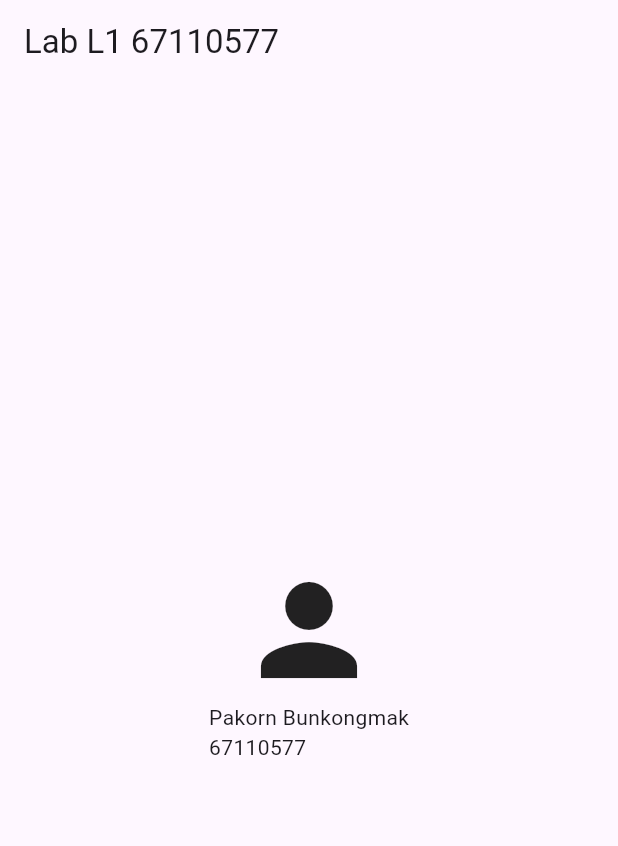
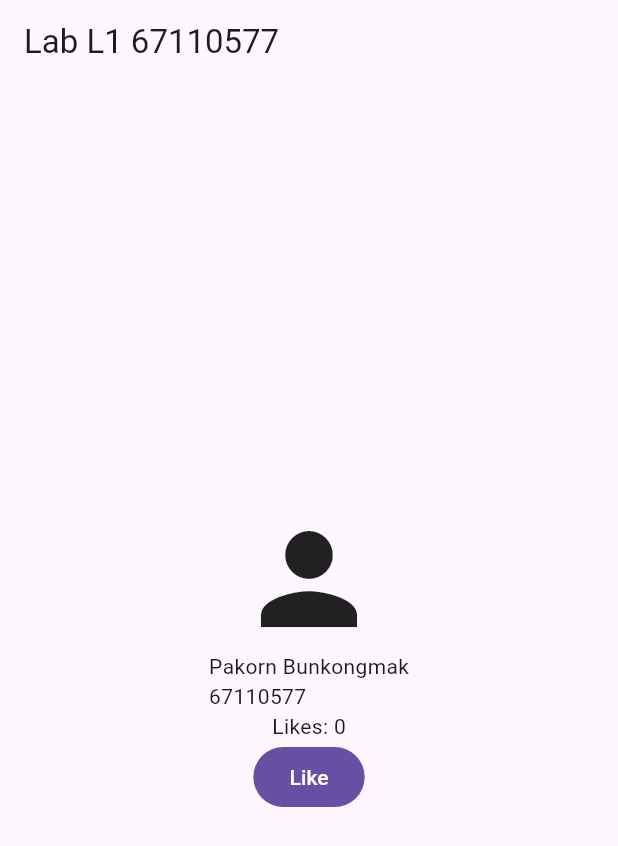
Before and after one commit to pakornbu-lang/lab01_profile, a Flutter app: the screen it shows after launch, on a phone screen of 412 x 824 dp. Shown: the top 846 px of the screen. Run offline on Flutter 3.47's test engine with Material 3 defaults, Android fonts, the phone set to English and light mode, and no system bars.

Commit message:
Add like counter with setState

```diff
--- a/lib/main.dart
+++ b/lib/main.dart
@@ -2,19 +2,30 @@ import 'package:flutter/material.dart';
 
 void main() => runApp(const MaterialApp(home: HomePage()));
 
-class HomePage extends StatelessWidget {
+class HomePage extends StatefulWidget {
   const HomePage({super.key});
+
+  @override
+  State<HomePage> createState() => _HomePageState();
+}
+
+class _HomePageState extends State<HomePage> {
+  int _likes = 0;
+
+  void _like() => setState(() => _likes++);
 
   @override
   Widget build(BuildContext context) {
     return Scaffold(
       appBar: AppBar(title: const Text('Lab L1 67110577')),
-      body: const Center(
+      body: Center(
         child: Column(
           mainAxisSize: MainAxisSize.min,
           children: [
-            Icon(Icons.person, size: 96),
-            Text('Pakorn Bunkongmak\n67110577'),
+            const Icon(Icons.person, size: 96),
+            const Text('Pakorn Bunkongmak\n67110577'),
+            Text('Likes: $_likes'),
+            FilledButton(onPressed: _like, child: const Text('Like')),
           ],
         ),
       ),
```
